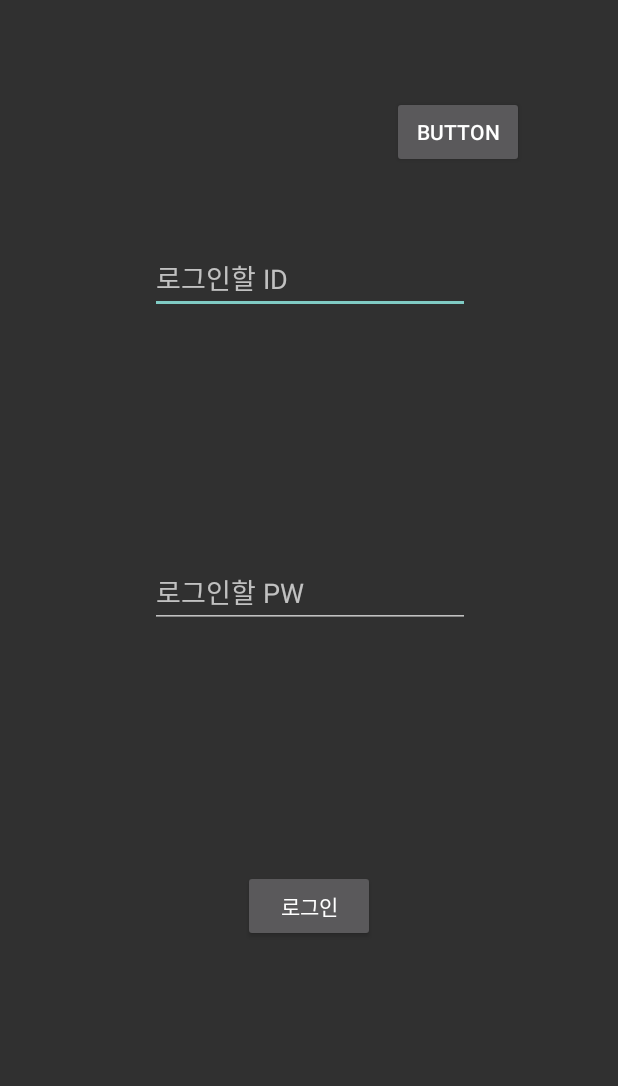
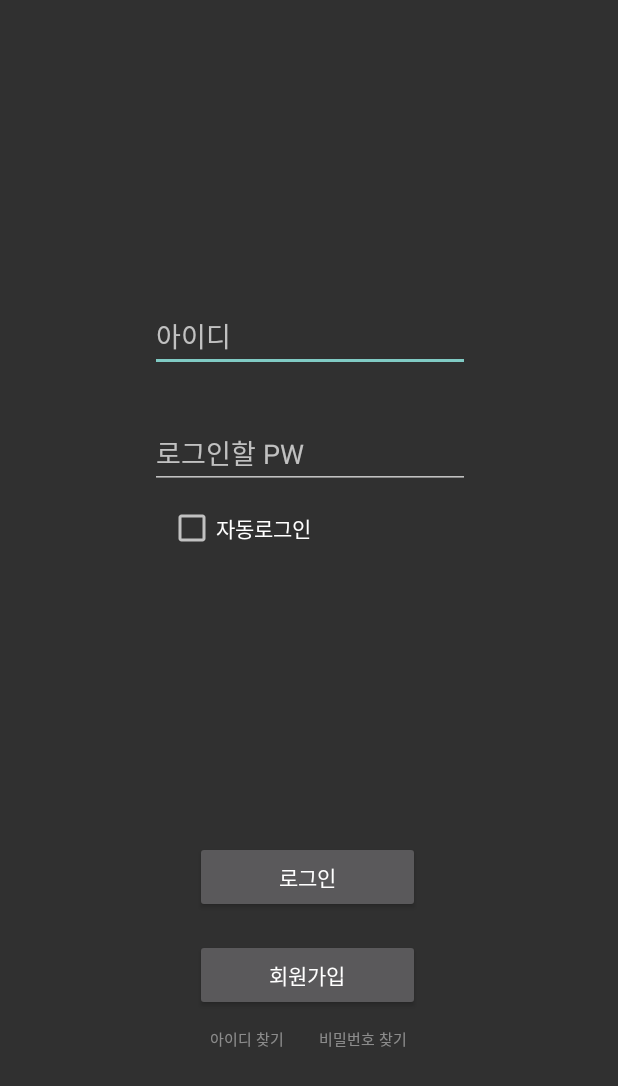
Before and after one commit to vipstard/ssookssook, an Android app: the LoginActivity screen opened directly, with no data from a screen before it, on a phone screen of 412 x 824 dp. Shown: the top 1086 px of the screen. Run offline under Robolectric (Android 15) with nearby library versions, the phone set to English and light mode, and no system bars.

Commit message:
2022-05-22 Login

```diff
--- a/app/src/main/java/com/example/ssukssuk/LoginActivity.java
+++ b/app/src/main/java/com/example/ssukssuk/LoginActivity.java
@@ -3,8 +3,10 @@ package com.example.ssukssuk;
 import androidx.appcompat.app.AlertDialog;
 import androidx.appcompat.app.AppCompatActivity;
 
+import android.app.Activity;
 import android.content.DialogInterface;
 import android.content.Intent;
+import android.content.SharedPreferences;
 import android.os.Bundle;
 import android.view.View;
 import android.widget.Button;
@@ -12,7 +14,7 @@ import android.widget.EditText;
 import android.widget.Toast;
 
 public class LoginActivity extends AppCompatActivity {
-    Button login, newlogin;
+    Button login, basic,idfind,pwfind;
     EditText user_id, user_pw;
 
     @Override
@@ -23,23 +25,44 @@ public class LoginActivity extends AppCompatActivity {
         user_id = findViewById(R.id.user_id);
         user_pw = findViewById(R.id.user_pw);
         login = findViewById(R.id.btn_login);
-        newlogin = findViewById(R.id.button2);
-        newlogin.setOnClickListener(new View.OnClickListener() {
-            @Override
-            public void onClick(View view) {
-                showDialog();
+        basic = findViewById(R.id.btn_basic);
+        idfind = findViewById(R.id.btn_idfind);
+        pwfind = findViewById(R.id.btn_pwfind);
+
+        SharedPreferences auto = getSharedPreferences("auto", Activity.MODE_PRIVATE);
+
+        String id = user_id.getText().toString();
+        String pw = user_pw.getText().toString();
+
+        if(id!=null && pw != null) {
+            if(user_id.equals("sc") && user_pw.equals("sc")) {
+                Toast.makeText(LoginActivity.this, user_id +"님 자동로그인 입니다.", Toast.LENGTH_SHORT).show();
+                Intent intent = new Intent(LoginActivity.this, MainActivity.class);
+                startActivity(intent);
+                finish();
             }
-        });
+        }
+
+        else if(id == null && pw == null){
             login.setOnClickListener(new View.OnClickListener() {
                 @Override
                 public void onClick(View view) {
-                String id = user_id.getText().toString();
-                String pw = user_pw.getText().toString();
-                if (id.equals("sc") && pw.equals("sc")){
+
+
+
+                    if (id.equals("sc") && pw.equals("sc")) {
+                        SharedPreferences auto = getSharedPreferences("auto", Activity.MODE_PRIVATE);
+
+                        SharedPreferences.Editor autoLogin = auto.edit();
+                        autoLogin.putString("user_id", id);
+                        autoLogin.putString("user_pw",pw);
+                        //꼭 commit()을 해줘야 값이 저장됩니다 ㅎㅎ
+                        autoLogin.commit();
+                        Toast.makeText(LoginActivity.this, user_id.getText().toString()+"님 환영합니다.", Toast.LENGTH_SHORT).show();
                         Intent intent = new Intent(LoginActivity.this, MainActivity.class);
                         startActivity(intent);
-                }
-                else{
+                        finish();
+                    }else{
                         Toast.makeText(LoginActivity.this,
                                 "로그인 실패",
                                 Toast.LENGTH_SHORT).show();
@@ -47,7 +70,20 @@ public class LoginActivity extends AppCompatActivity {
                 }
             });
 
+        basic.setOnClickListener(new View.OnClickListener() {
+            @Override
+            public void onClick(View view) {
+                showDialog();
             }
+        });
+
+
+
+
+
+
+
+    }}
     void showDialog() {
         AlertDialog.Builder msgBuilder = new AlertDialog.Builder(LoginActivity.this)
                 .setTitle("회원가입페이지 이동")
@@ -70,4 +106,5 @@ public class LoginActivity extends AppCompatActivity {
         msgDlg.show();
     }
 
+
 }
--- a/app/src/main/res/layout/activity_login.xml
+++ b/app/src/main/res/layout/activity_login.xml
@@ -11,49 +11,85 @@
         android:id="@+id/user_id"
         android:layout_width="wrap_content"
         android:layout_height="wrap_content"
+        android:layout_marginTop="200dp"
         android:ems="10"
         android:hint="@string/login_id"
         android:inputType="textPersonName"
-        app:layout_constraintBottom_toTopOf="@+id/user_pw"
         app:layout_constraintEnd_toEndOf="parent"
         app:layout_constraintHorizontal_bias="0.502"
         app:layout_constraintStart_toStartOf="parent"
         app:layout_constraintTop_toTopOf="parent" />
 
+    <Button
+        android:id="@+id/btn_basic"
+        android:layout_width="150dp"
+        android:layout_height="wrap_content"
+        android:layout_marginBottom="150dp"
+        android:text="@string/login_basic"
+        app:layout_constraintBottom_toBottomOf="parent"
+        app:layout_constraintEnd_toEndOf="@+id/btn_login"
+        app:layout_constraintHorizontal_bias="0.498"
+        app:layout_constraintStart_toStartOf="@+id/btn_login" />
+
+    <Button
+        android:id="@+id/btn_login"
+        android:layout_width="150dp"
+        android:layout_height="wrap_content"
+        android:layout_marginBottom="17dp"
+        android:text="@string/login"
+        app:layout_constraintBottom_toTopOf="@+id/btn_basic"
+        app:layout_constraintEnd_toEndOf="parent"
+        app:layout_constraintHorizontal_bias="0.495"
+        app:layout_constraintStart_toStartOf="parent" />
+
     <EditText
         android:id="@+id/user_pw"
         android:layout_width="wrap_content"
         android:layout_height="wrap_content"
+        android:layout_marginTop="30dp"
         android:ems="10"
-        android:hint="@string/login_pw"
-        android:inputType="textPersonName"
-        app:layout_constraintBottom_toTopOf="@+id/btn_login"
+        android:hint="로그인할 PW"
+        android:inputType="textPassword"
         app:layout_constraintEnd_toEndOf="@+id/user_id"
-        app:layout_constraintHorizontal_bias="0.0"
         app:layout_constraintStart_toStartOf="@+id/user_id"
         app:layout_constraintTop_toBottomOf="@+id/user_id" />
 
-    <Button
-        android:id="@+id/button2"
+    <CheckBox
+        android:id="@+id/cbauto"
         android:layout_width="wrap_content"
         android:layout_height="wrap_content"
-        android:layout_marginTop="64dp"
-        android:text="Button"
+        android:layout_marginStart="10dp"
+        android:layout_marginTop="10dp"
+        android:layout_marginEnd="203dp"
+        android:text="자동로그인"
         app:layout_constraintEnd_toEndOf="parent"
-        app:layout_constraintHorizontal_bias="0.807"
-        app:layout_constraintStart_toStartOf="parent"
-        app:layout_constraintTop_toTopOf="parent" />
+        app:layout_constraintStart_toStartOf="@+id/user_pw"
+        app:layout_constraintTop_toBottomOf="@+id/user_pw" />
 
     <Button
-        android:id="@+id/btn_login"
-        android:layout_width="wrap_content"
-        android:layout_height="wrap_content"
-        android:layout_marginStart="162dp"
-        android:layout_marginEnd="155dp"
-        android:layout_marginBottom="196dp"
-        android:text="@string/login"
-        app:layout_constraintBottom_toBottomOf="parent"
-        app:layout_constraintEnd_toEndOf="parent"
-        app:layout_constraintHorizontal_bias="0.0"
-        app:layout_constraintStart_toStartOf="parent" />
+        android:id="@+id/btn_idfind"
+        android:layout_width="70dp"
+        android:layout_height="17dp"
+        android:layout_marginStart="130dp"
+        android:layout_marginTop="10dp"
+        android:background="#00ff0000"
+        android:text="@string/idfind"
+        android:textColor="#72FFFFFF"
+        android:textSize="10sp"
+        app:layout_constraintStart_toStartOf="parent"
+        app:layout_constraintTop_toBottomOf="@+id/btn_basic" />
+
+    <Button
+        android:id="@+id/btn_pwfind"
+        android:layout_width="84dp"
+        android:layout_height="17dp"
+        android:background="#00ff0000"
+        android:text="@string/pwfind"
+        android:textColor="#72FFFFFF"
+        android:textSize="10sp"
+        app:layout_constraintBottom_toBottomOf="@+id/btn_idfind"
+        app:layout_constraintStart_toEndOf="@+id/btn_idfind"
+        app:layout_constraintTop_toTopOf="@+id/btn_idfind"
+        app:layout_constraintVertical_bias="1.0" />
+
 </androidx.constraintlayout.widget.ConstraintLayout>
--- a/app/src/main/res/values/strings.xml
+++ b/app/src/main/res/values/strings.xml
@@ -5,13 +5,15 @@
     <string name="title_notifications">Notifications</string>
     <string name="title_activity_login">LoginActivity</string>
     <!--login-->
-    <string name="login_id">로그인할 ID</string>
-    <string name="login_pw">로그인할 PW</string>
+    <string name="login_id">아이디</string>
+    <string name="login_pw">비밀번호</string>
     <string name="login">로그인</string>
+    <string name="login_basic">회원가입</string>
+    <string name="idfind">아이디 찾기</string>
+    <string name="pwfind">비밀번호 찾기</string>
     <!--home-->
     <string name="home_led_text">Led on/off</string>
     <!-- TODO: Remove or change this placeholder text -->
-
 
 
     <string name="hello_blank_fragment">Hello blank fragment</string>
```
Also changed, not shown: app/src/main/AndroidManifest.xml (+15 -9 lines), app/src/main/java/com/example/ssukssuk/idfindActivity.java (added, +14 -0 lines), app/src/main/java/com/example/ssukssuk/pwfindActivity.java (added, +14 -0 lines), app/src/main/res/drawable/button_border.xml (added, +15 -0 lines), app/src/main/res/layout/activity_idfind.xml (added, +9 -0 lines), app/src/main/res/layout/activity_pwfind.xml (added, +9 -0 lines). Lines whose indentation alone changed are shown as unchanged.
